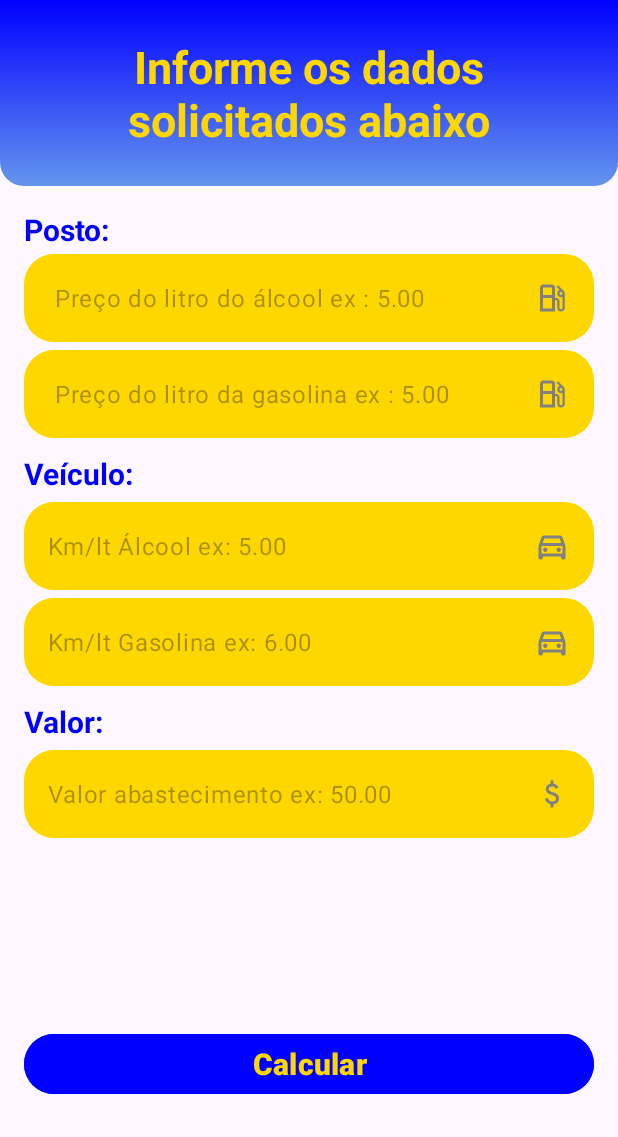
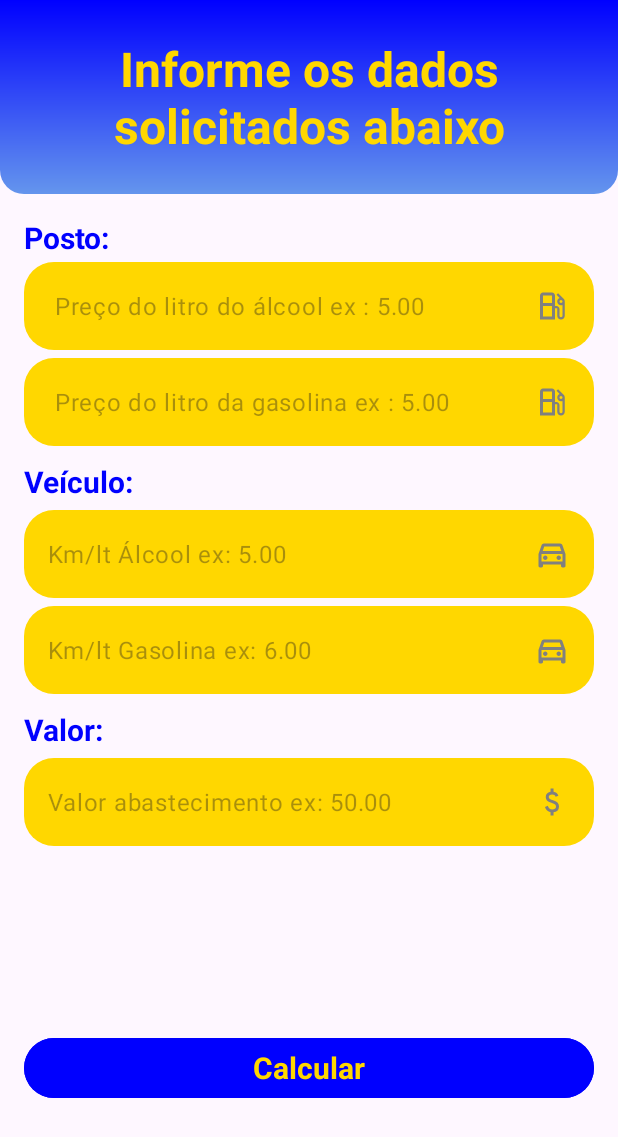
Before and after one commit to Wpompeo/fuelCalculater, an Android app: the CalculateActivity screen opened directly, with no data from a screen before it, on a phone screen of 412 x 824 dp. Shown: the top 1137 px of the screen. Run offline under Robolectric (Android 15) with nearby library versions, the light colour scheme and no system bars.

Commit message:
Ajuste nos arquivos xml.
Criados os styles para os textos de todas as telas.

```diff
--- a/app/src/main/java/com/example/fuelcalculater/CalculateActivity.kt
+++ b/app/src/main/java/com/example/fuelcalculater/CalculateActivity.kt
@@ -57,7 +57,6 @@ class CalculateActivity : AppCompatActivity() {
                 intent.putExtra(KEY_RESULT_AUTONOMY_GASOLINE, autonomyGasoline)
                 intent.putExtra(KEY_RESULT_AUTONOMY_ALCOHOL, autonomyAlcohol)
                 intent.putExtra(KEY_RESULT_GAS, toUse)
-
                 startActivity(intent)
 
             }
--- a/app/src/main/java/com/example/fuelcalculater/ResultActivity.kt
+++ b/app/src/main/java/com/example/fuelcalculater/ResultActivity.kt
@@ -39,8 +39,6 @@ class ResultActivity : AppCompatActivity() {
             tvResultAutonomy.text = resultAutonomyAlcohol.toString() + " KM"
         } else {
             tvResultAutonomy.text = resultAutonomyGasoline.toString() + " KM"
-
         }
-
     }
 }
--- a/app/src/main/res/layout/activity_calculate.xml
+++ b/app/src/main/res/layout/activity_calculate.xml
@@ -25,8 +25,8 @@
             android:text="Informe os dados solicitados abaixo"
             android:textAlignment="center"
             android:textColor="@color/gold"
-        android:textSize="30dp"
-        android:textStyle="bold" />
+            style="@style/Title_two"
+            />
     </LinearLayout>
 
     <Button
@@ -34,9 +34,7 @@
         android:layout_width="match_parent"
         android:layout_height="wrap_content"
         android:backgroundTint="@color/secondary_color"
-        android:textColor="@color/gold"
-        android:textSize="20sp"
-        android:textStyle="bold"
+        style="@style/Button"
         android:text="Calcular"
         android:layout_marginStart="16dp"
         android:layout_marginEnd="16dp"
@@ -98,9 +96,7 @@
         android:layout_width="match_parent"
         android:layout_height="wrap_content"
         android:text="Veículo:"
-        android:textSize="20sp"
-        android:textStyle="bold"
-        android:textColor="@color/secondary_color"
+        style="@style/Input_Title"
         android:layout_marginStart="16dp"
         android:layout_marginTop="10dp"
         android:layout_marginEnd="16dp"
@@ -113,9 +109,7 @@
         android:layout_width="match_parent"
         android:layout_height="wrap_content"
         android:text="Posto:"
-        android:textSize="20sp"
-        android:textStyle="bold"
-        android:textColor="@color/secondary_color"
+        style="@style/Input_Title"
         android:layout_marginStart="16dp"
         android:layout_marginEnd="16dp"
         android:layout_marginTop="15dp"
@@ -173,9 +167,7 @@
         android:layout_width="match_parent"
         android:layout_height="wrap_content"
         android:text="Valor:"
-        android:textSize="20sp"
-        android:textStyle="bold"
-        android:textColor="@color/secondary_color"
+        style="@style/Input_Title"
         android:layout_marginStart="16dp"
         android:layout_marginEnd="16dp"
         android:layout_marginTop="10dp"
--- a/app/src/main/res/layout/activity_result.xml
+++ b/app/src/main/res/layout/activity_result.xml
@@ -26,9 +26,7 @@
             android:layout_marginTop="35dp"
             android:text="A sua melhor alternativa de combustível é"
             android:textAlignment="center"
-            android:textColor="@color/gold"
-            android:textSize="28dp"
-            android:textStyle="bold" />
+            style="@style/Title_three" />
 
         <ImageView
             android:layout_width="360dp"
--- a/app/src/main/res/values-night/themes.xml
+++ b/app/src/main/res/values-night/themes.xml
@@ -4,5 +4,9 @@
         <!-- Customize your dark theme here. -->
         <item name="colorPrimary">@color/main_color</item>
         <item name="android:statusBarColor">@color/secondary_color</item>
+
     </style>
+
+
+
 </resources>
--- a/app/src/main/res/values/themes.xml
+++ b/app/src/main/res/values/themes.xml
@@ -7,4 +7,47 @@
     </style>
 
     <style name="Theme.FuelCalculater" parent="Base.Theme.FuelCalculater" />
+
+    <!--estilo para titulo da primeira tela do app -->
+    <style name="Title_one" parent="Widget.AppCompat.TextView">
+        <item name="android:textSize">30sp</item>
+        <item name="android:textStyle">bold</item>
+        <item name="android:textColor">@color/gold</item>
+    </style>
+
+    <!--estilo para sub_titulo da primeira tela do app -->
+    <style name="Title_one_sub" parent="Widget.AppCompat.TextView">
+        <item name="android:textSize">25sp</item>
+        <item name="android:textStyle">bold</item>
+        <item name="android:textColor">@color/secondary_color</item>
+    </style>
+
+    <!--estilo para titulo da segunda tela do app -->
+    <style name="Title_two" parent="Widget.AppCompat.TextView">
+        <item name="android:textSize">32sp</item>
+        <item name="android:textStyle">bold</item>
+        <item name="android:textColor">@color/secondary_color</item>
+    </style>
+
+    <!--estilo para titulo da terceira tela do app -->
+    <style name="Title_three" parent="Widget.AppCompat.TextView">
+        <item name="android:textSize">28sp</item>
+        <item name="android:textStyle">bold</item>
+        <item name="android:textColor">@color/gold</item>
+    </style>
+
+    <!--estilo para titulo dos TextInputEditText -->
+    <style name="Input_Title" parent="Widget.AppCompat.TextView">
+        <item name="android:textSize">20sp</item>
+        <item name="android:textStyle">bold</item>
+        <item name="android:textColor">@color/secondary_color</item>
+    </style>
+
+    <!--estilo para button -->
+    <style name="Button" parent="Widget.AppCompat.TextView">
+        <item name="android:textSize">20sp</item>
+        <item name="android:textStyle">bold</item>
+        <item name="android:textColor">@color/gold</item>
+    </style>
+
 </resources>
```
Also changed, not shown: app/src/main/java/com/example/fuelcalculater/MainActivity.kt (+0 -8 lines), app/src/main/res/layout/activity_main.xml (+4 -9 lines). Lines whose indentation alone changed are shown as unchanged.
